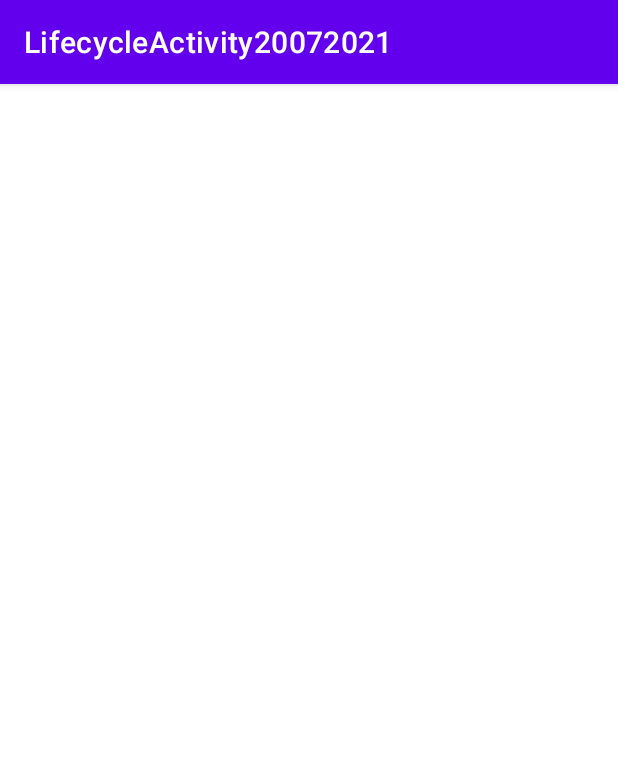
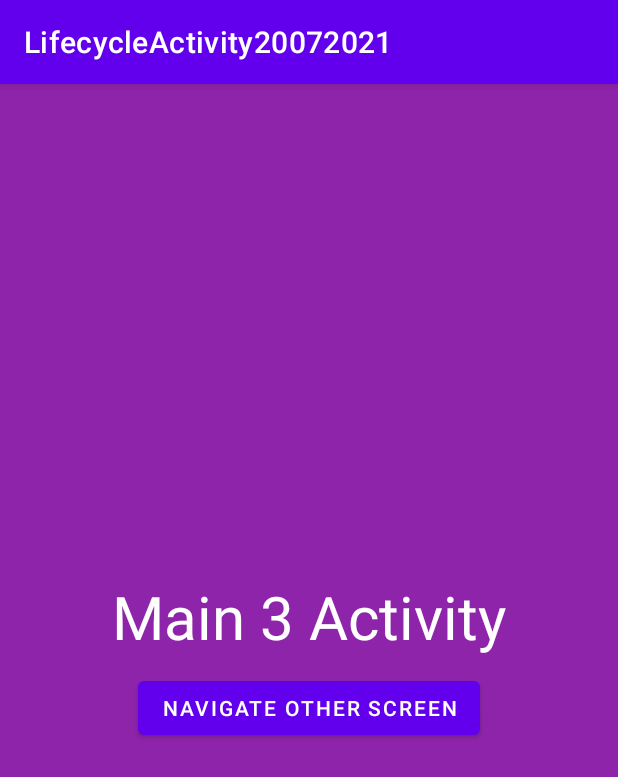
Before and after one commit to phamtanphat/LifecycleActivity20072021, an Android app: the MainActivity3 screen opened directly, with no data from a screen before it, on a phone screen of 412 x 824 dp. Shown: the top 777 px of the screen. Run offline under Robolectric (Android 15) with nearby library versions, the phone set to English and light mode, and no system bars.

```diff
--- a/app/src/main/AndroidManifest.xml
+++ b/app/src/main/AndroidManifest.xml
@@ -10,9 +10,11 @@
         android:supportsRtl="true"
         android:theme="@style/Theme.LifecycleActivity20072021">
         <activity
+            android:launchMode="singleTop"
             android:name=".MainActivity3"
             android:exported="true" />
         <activity
+            android:launchMode="singleTop"
             android:name=".MainActivity2"
             android:exported="true" />
         <activity
--- a/app/src/main/java/com/example/lifecycleactivity20072021/MainActivity3.java
+++ b/app/src/main/java/com/example/lifecycleactivity20072021/MainActivity3.java
@@ -2,13 +2,78 @@ package com.example.lifecycleactivity20072021;
 
 import androidx.appcompat.app.AppCompatActivity;
 
+import android.content.Intent;
 import android.os.Bundle;
+import android.util.Log;
+import android.view.View;
+import android.widget.Button;
+import android.widget.Toast;
 
 public class MainActivity3 extends AppCompatActivity {
 
+    final String TAG = "MainActivity3";
+    Button mBtnIntent;
     @Override
     protected void onCreate(Bundle savedInstanceState) {
         super.onCreate(savedInstanceState);
         setContentView(R.layout.activity_main3);
+        Log.d(TAG,"onCreate");
+
+        mBtnIntent = findViewById(R.id.buttonNavigate);
+
+        mBtnIntent.setOnClickListener(new View.OnClickListener() {
+            @Override
+            public void onClick(View view) {
+                Intent intent = new Intent(MainActivity3.this,MainActivity3.class);
+                intent.putExtra("string","abc");
+                startActivity(intent);
+            }
+        });
+//        1 -> 2 -> 3 -> 2
+    }
+
+    @Override
+    protected void onNewIntent(Intent intent) {
+        super.onNewIntent(intent);
+        if (intent != null){
+            String text = intent.getStringExtra("string");
+            Toast.makeText(MainActivity3.this, text, Toast.LENGTH_SHORT).show();
+        }
+    }
+
+    @Override
+    protected void onStart() {
+        super.onStart();
+        Log.d(TAG,"onStart");
+    }
+
+    @Override
+    protected void onResume() {
+        super.onResume();
+        Log.d(TAG,"onResume");
+    }
+
+    @Override
+    protected void onPause() {
+        super.onPause();
+        Log.d(TAG,"onPause");
+    }
+
+    @Override
+    protected void onStop() {
+        super.onStop();
+        Log.d(TAG,"onStop");
+    }
+
+    @Override
+    protected void onRestart() {
+        super.onRestart();
+        Log.d(TAG,"onRestart");
+    }
+
+    @Override
+    protected void onDestroy() {
+        super.onDestroy();
+        Log.d(TAG,"onDestroy");
     }
 }
--- a/app/src/main/res/layout/activity_main3.xml
+++ b/app/src/main/res/layout/activity_main3.xml
@@ -1,9 +1,26 @@
 <?xml version="1.0" encoding="utf-8"?>
-<androidx.constraintlayout.widget.ConstraintLayout xmlns:android="http://schemas.android.com/apk/res/android"
+<LinearLayout xmlns:android="http://schemas.android.com/apk/res/android"
     xmlns:app="http://schemas.android.com/apk/res-auto"
     xmlns:tools="http://schemas.android.com/tools"
     android:layout_width="match_parent"
     android:layout_height="match_parent"
+    android:orientation="vertical"
+    android:gravity="center"
+    android:background="#8E24AA"
     tools:context=".MainActivity3">
 
-</androidx.constraintlayout.widget.ConstraintLayout>
+    <TextView
+        android:textColor="#ffff"
+        android:textSize="40sp"
+        android:layout_width="wrap_content"
+        android:layout_height="wrap_content"
+        android:text="Main 3 Activity" />
+
+    <Button
+        android:layout_marginTop="10dp"
+        android:id="@+id/buttonNavigate"
+        android:text="Navigate Other Screen"
+        android:layout_width="wrap_content"
+        android:layout_height="wrap_content"/>
+
+</LinearLayout>
```
Also changed, not shown: app/src/main/java/com/example/lifecycleactivity20072021/MainActivity2.java (+13 -0 lines).
